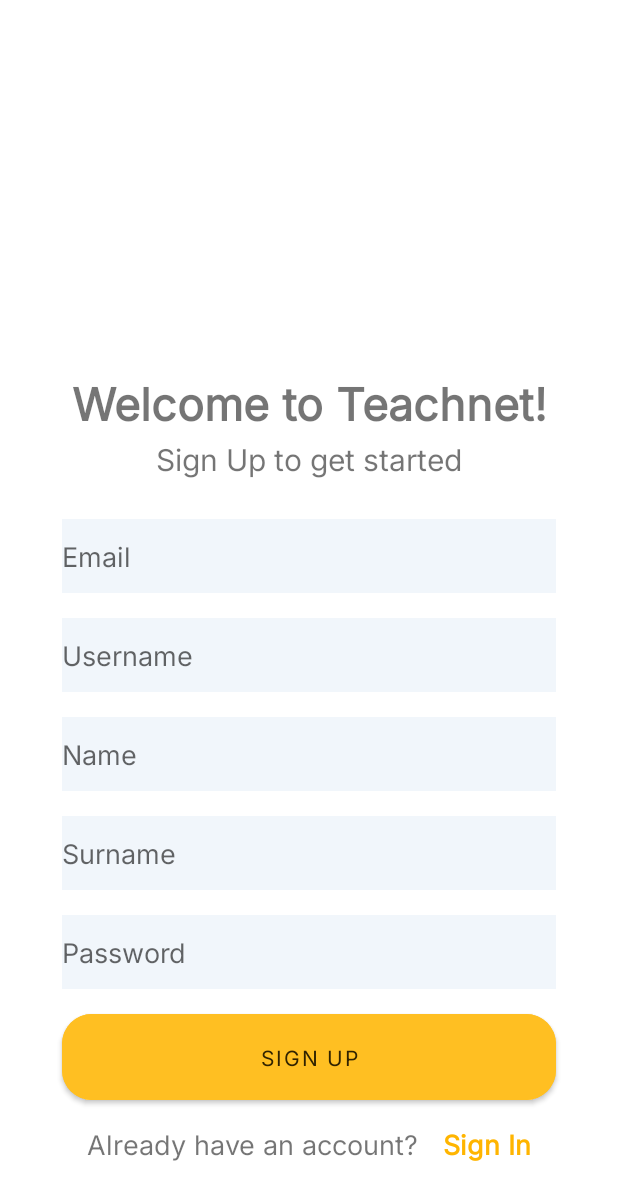
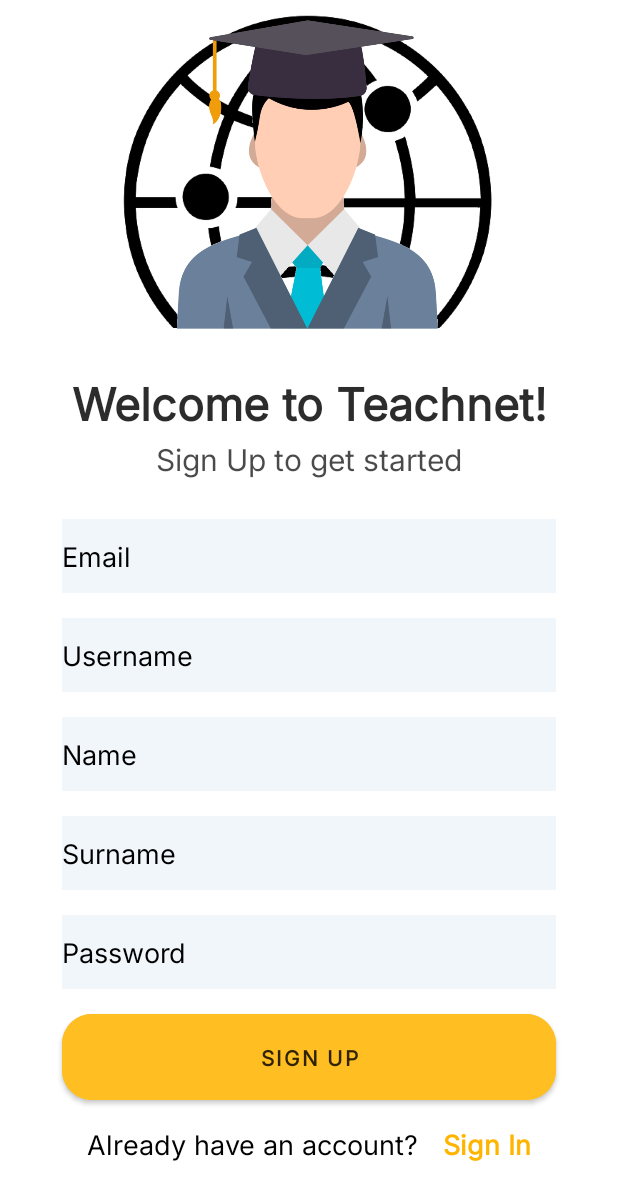
Before and after one commit to asanme/Teachnet, an Android app: the screen it shows after launch (SignUpActivity), on a phone screen of 412 x 824 dp. Shown: the top 1200 px of the screen. Run offline under Robolectric (Android 15) with nearby library versions, the phone set to English and light mode, and no system bars; our stand-ins replace Firebase (no records; nobody signed in at launch, a user with empty details on screens opened directly).

Commit message:
Update 18/05/2022 22:20
Added User class with the corresponding properties.
Login and Sign Up screen are also fully functional.
Subject to change: username, name and surname are not yet saved, as Firebase Auth only allows to save email and password.

```diff
--- /dev/null
+++ b/app/src/main/java/com/asanme/teachnet/User.kt
@@ -0,0 +1,6 @@
+package com.asanme.teachnet
+
+/**
+ * User parameters
+ */
+class User constructor(var email: String, var username:String, var name:String, var surname:String, var password:String)
--- a/app/src/main/res/layout/signup_screen.xml
+++ b/app/src/main/res/layout/signup_screen.xml
@@ -6,6 +6,18 @@
     android:layout_height="match_parent"
     tools:context=".MainActivity">
 
+    <ImageView
+        android:layout_width="0dp"
+        android:layout_height="0dp"
+        android:adjustViewBounds="true"
+        android:contentDescription="@string/logo_description"
+        app:layout_constraintBottom_toTopOf="@+id/titleGuidelineH1"
+        app:layout_constraintEnd_toStartOf="@+id/titleGuidelineV2"
+        app:layout_constraintHorizontal_bias="0.494"
+        app:layout_constraintStart_toStartOf="@+id/titleGuidelineV1"
+        app:layout_constraintTop_toTopOf="parent"
+        app:layout_constraintVertical_bias="0.0"
+        app:srcCompat="@drawable/teachnet_logo" />
 
     <TextView
         android:layout_width="0dp"
@@ -13,6 +25,7 @@
         android:fontFamily="@font/inter"
         android:gravity="center"
         android:text="@string/welcome_signup_title"
+        android:textColor="#D3000000"
         android:textSize="30dp"
         android:textStyle="bold"
         app:layout_constraintBottom_toTopOf="@+id/titleGuidelineH2"
@@ -26,6 +39,7 @@
         android:fontFamily="@font/inter"
         android:gravity="center"
         android:text="@string/get_started_title"
+        android:textColor="#B5000000"
         android:textSize="20dp"
         android:textStyle="normal"
         app:layout_constraintBottom_toTopOf="@+id/subtitleH2"
@@ -41,12 +55,13 @@
         android:ems="10"
         android:fontFamily="@font/inter"
         android:hint="@string/email_hint"
+        android:importantForAutofill="no"
         android:inputType="textEmailAddress"
+        android:textColorHint="#000000"
         app:layout_constraintBottom_toTopOf="@+id/usernameH2"
         app:layout_constraintEnd_toStartOf="@+id/titleGuidelineV2"
         app:layout_constraintStart_toStartOf="@+id/titleGuidelineV1"
-        app:layout_constraintTop_toTopOf="@+id/usernameH1"
-        android:importantForAutofill="no" />
+        app:layout_constraintTop_toTopOf="@+id/usernameH1" />
 
     <EditText
         android:id="@+id/usernameInput"
@@ -56,12 +71,13 @@
         android:ems="10"
         android:fontFamily="@font/inter"
         android:hint="@string/username_hint"
+        android:importantForAutofill="no"
         android:inputType="text"
+        android:textColorHint="#000000"
         app:layout_constraintBottom_toTopOf="@+id/passwordH2"
         app:layout_constraintEnd_toStartOf="@+id/titleGuidelineV2"
         app:layout_constraintStart_toStartOf="@+id/titleGuidelineV1"
-        app:layout_constraintTop_toTopOf="@+id/passwordH1"
-        android:importantForAutofill="no" />
+        app:layout_constraintTop_toTopOf="@+id/passwordH1" />
 
     <EditText
         android:id="@+id/nameInput"
@@ -73,6 +89,7 @@
         android:hint="@string/name_hint"
         android:importantForAutofill="no"
         android:inputType="text"
+        android:textColorHint="#000000"
         app:layout_constraintBottom_toTopOf="@+id/guideline2"
         app:layout_constraintEnd_toStartOf="@+id/titleGuidelineV2"
         app:layout_constraintStart_toStartOf="@+id/titleGuidelineV1"
@@ -88,6 +105,7 @@
         android:hint="@string/surname_hint"
         android:importantForAutofill="no"
         android:inputType="text"
+        android:textColorHint="#000000"
         app:layout_constraintBottom_toTopOf="@+id/guideline4"
         app:layout_constraintEnd_toStartOf="@+id/titleGuidelineV2"
         app:layout_constraintStart_toStartOf="@+id/titleGuidelineV1"
@@ -103,6 +121,7 @@
         android:hint="@string/password_hint"
         android:importantForAutofill="no"
         android:inputType="textPassword"
+        android:textColorHint="#000000"
         app:layout_constraintBottom_toTopOf="@+id/guideline6"
         app:layout_constraintEnd_toStartOf="@+id/titleGuidelineV2"
         app:layout_constraintStart_toStartOf="@+id/titleGuidelineV1"
@@ -118,6 +137,7 @@
         android:insetBottom="0dp"
         android:text="@string/sign_up_btn"
         android:textColor="#312300"
+        android:textStyle="bold"
         app:cornerRadius="20dp"
         app:layout_constraintBottom_toTopOf="@+id/loginH2"
         app:layout_constraintEnd_toStartOf="@+id/titleGuidelineV2"
@@ -132,6 +152,7 @@
         android:layout_height="0dp"
         android:fontFamily="@font/inter"
         android:text="@string/account_text"
+        android:textColor="#000000"
         android:textSize="18dp"
         app:layout_constraintBottom_toTopOf="@+id/signUpH2"
         app:layout_constraintEnd_toStartOf="@+id/signUpTextBtn"
--- a/app/src/main/res/values/colors.xml
+++ b/app/src/main/res/values/colors.xml
@@ -7,4 +7,6 @@
     <color name="teal_700">#FF018786</color>
     <color name="black">#FF000000</color>
     <color name="white">#FFFFFFFF</color>
+    <color name="yellow">#00FFA6</color>
+    <color name="sign_text_color">#000000</color>
 </resources>
--- a/app/src/main/res/values/themes.xml
+++ b/app/src/main/res/values/themes.xml
@@ -3,7 +3,7 @@
     <style name="Theme.Teachnet" parent="Theme.MaterialComponents.DayNight.NoActionBar">
         <!-- Primary brand color. -->
         <item name="colorPrimary">@color/purple_500</item>
-        <item name="colorPrimaryVariant">@color/purple_700</item>
+        <item name="colorPrimaryVariant">@color/yellow</item>
         <item name="colorOnPrimary">@color/white</item>
         <!-- Secondary brand color. -->
         <item name="colorSecondary">@color/teal_200</item>
```
Also changed, not shown: app/src/main/java/com/asanme/teachnet/LoginScreenActivity.kt (+15 -0 lines), app/src/main/res/layout/login_screen.xml (+24 -9 lines).
